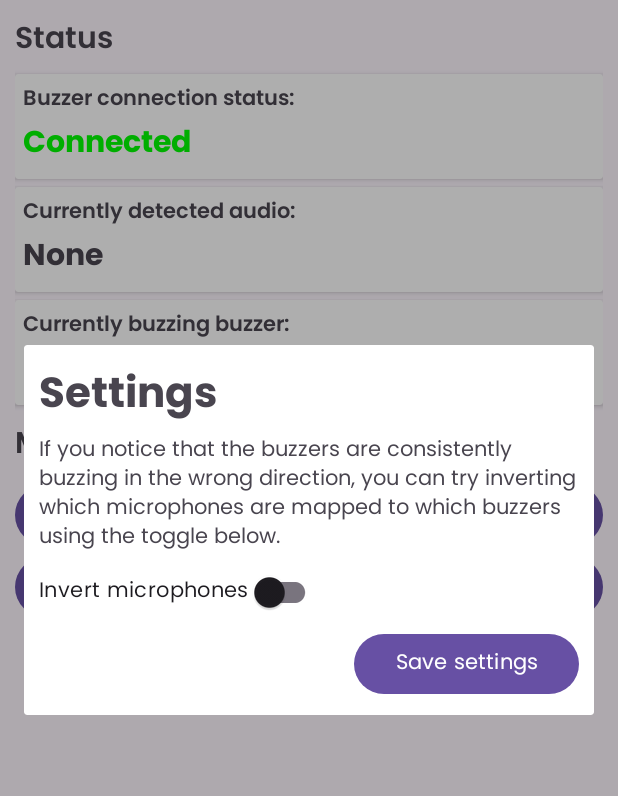
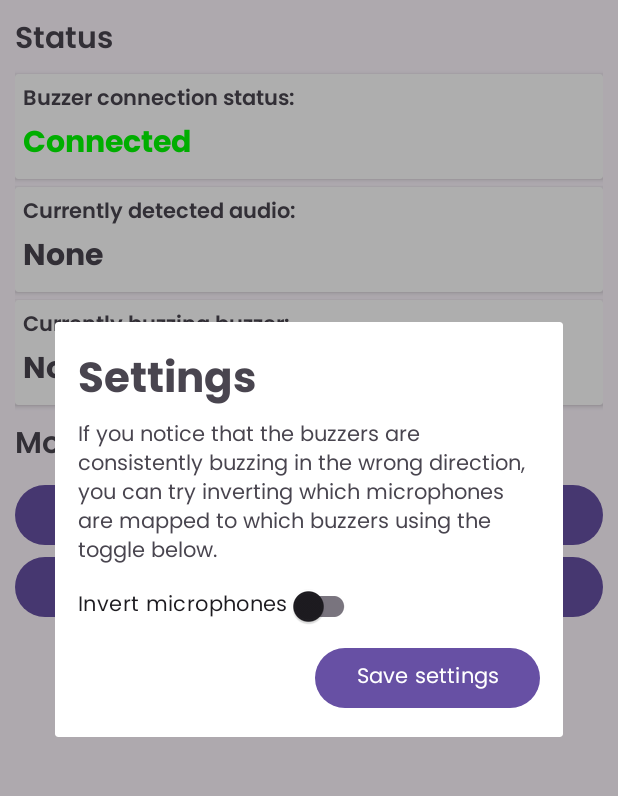
Before and after one commit to Apollo199999999/AssistiveHearing, an Android app: the screen it shows after launch (MainActivity), after a tap on "Settings", on a phone screen of 412 x 824 dp, the part 88-884 px from its top. Run offline under Robolectric (Android 15) with nearby library versions, the phone set to English and light mode, and no system bars; libraries missing offline, so code that uses them is left out: com.hoho.android, org.tensorflow.lite; 14 statements that could not run were skipped.

Commit message:
Update dialog styles

```diff
--- a/app/src/main/java/com/sic/assistivehearing/MainActivity.java
+++ b/app/src/main/java/com/sic/assistivehearing/MainActivity.java
@@ -20,6 +20,7 @@ import android.os.Bundle;
 import android.renderscript.Sampler;
 import android.util.Log;
 import android.view.View;
+import android.view.ViewGroup;
 import android.widget.Button;
 import android.widget.TextView;
 import android.widget.Toast;
@@ -279,6 +280,9 @@ public class MainActivity extends AppCompatActivity {
             public void onClick(View view) {
                 SettingsDialog settingsDialog = new SettingsDialog(MainActivity.this);
                 settingsDialog.show();
+                int width = (int)(getResources().getDisplayMetrics().widthPixels * 0.90);
+                settingsDialog.getWindow().setLayout(width, ViewGroup.LayoutParams.WRAP_CONTENT);
+
                 settingsDialog.setOnDismissListener(new DialogInterface.OnDismissListener() {
                     @Override
                     public void onDismiss(DialogInterface dialogInterface) {
--- a/app/src/main/java/com/sic/assistivehearing/SettingsDialog.java
+++ b/app/src/main/java/com/sic/assistivehearing/SettingsDialog.java
@@ -53,4 +53,5 @@ public class SettingsDialog extends Dialog {
             }
         });
     }
+
 }
--- a/app/src/main/res/layout/settings_dialog.xml
+++ b/app/src/main/res/layout/settings_dialog.xml
@@ -1,8 +1,9 @@
 <?xml version="1.0" encoding="utf-8"?>
+
 <LinearLayout xmlns:android="http://schemas.android.com/apk/res/android"
     android:layout_width="fill_parent"
     android:layout_height="wrap_content"
-    android:layout_margin="10dp"
+    android:layout_margin="15dp"
     android:gravity="start"
     android:orientation="vertical">
 
@@ -22,8 +23,8 @@
         android:id="@+id/invertSwitch"
         android:layout_width="wrap_content"
         android:layout_height="wrap_content"
-        android:text="Invert microphones"
-        android:checked="false"/>
+        android:checked="false"
+        android:text="Invert microphones" />
 
     <LinearLayout
         android:layout_width="wrap_content"
```
